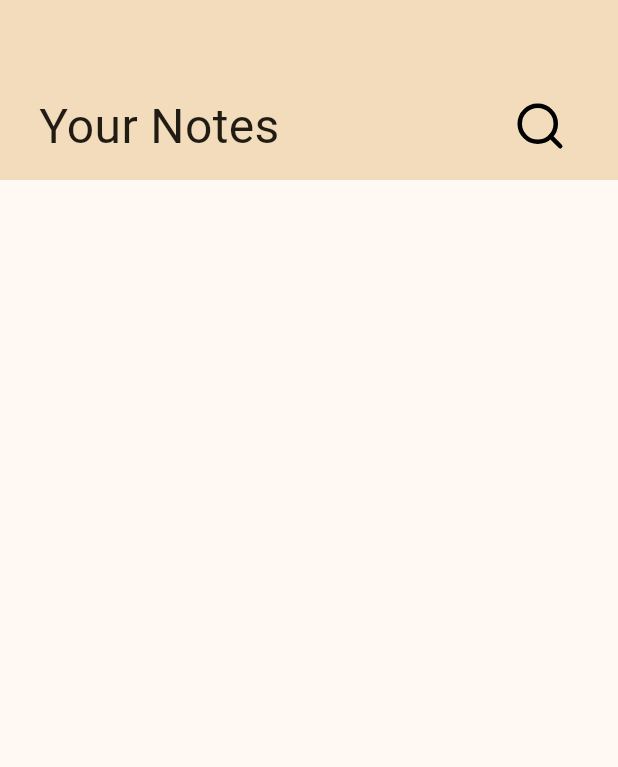
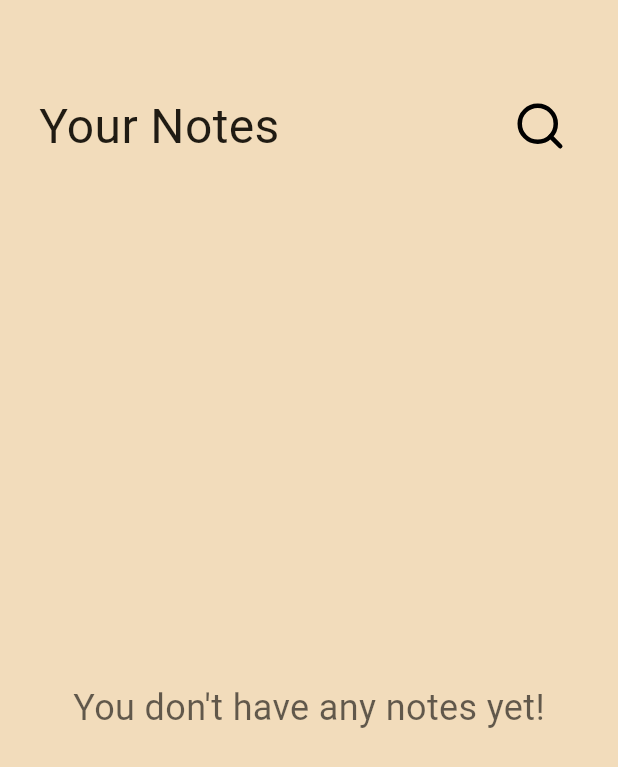
Before and after one commit to Dpbm/seshat, a Flutter app: the screen it shows after launch, on a phone screen of 412 x 824 dp. Shown: the top 767 px of the screen. Run offline on Flutter 3.47's test engine with Material 3 defaults, Android fonts, the phone set to English and light mode, and no system bars; our stand-ins replace flutter_svg.

Commit message:
added home body

```diff
--- a/lib/home.dart
+++ b/lib/home.dart
@@ -9,6 +9,9 @@ class Home extends StatelessWidget {
     final double heightMarginTop = MediaQuery.of(context).padding.top;
     final double height = MediaQuery.of(context).size.height - heightMarginTop;
     final double width = MediaQuery.of(context).size.width;
+
+    const double topBarSize = 120;
+    final double bodySize = height - topBarSize;
 
     return Scaffold(
       resizeToAvoidBottomInset: false,
@@ -24,7 +27,7 @@ class Home extends StatelessWidget {
         child: Column(
           children: [
             Container(
-                height: 120,
+                height: topBarSize,
                 color: Theme.of(context).colorScheme.primary,
                 child: Container(
                     margin: const EdgeInsets.fromLTRB(26, 10, 26, 10),
@@ -38,10 +41,26 @@ class Home extends StatelessWidget {
                             style:
                                 TextStyle(fontSize: 32, fontFamily: 'Roboto'),
                           ),
-                          IconButton(onPressed: () => {}, icon: search())
+                          IconButton(
+                              onPressed: () => {/*TODO add to search notes*/},
+                              icon: search())
                         ],
                       ),
-                    )))
+                    ))),
+            Container(
+                color: Theme.of(context).colorScheme.primary,
+                height: bodySize,
+                width: width,
+                padding: const EdgeInsets.fromLTRB(36, 16, 36, 16),
+                child: Align(
+                  //Change this, to check if the user has any notes
+                  alignment: Alignment.center,
+                  child: Text("You don't have any notes yet!",
+                      style: TextStyle(
+                          fontSize: 24,
+                          fontFamily: 'Roboto',
+                          color: Theme.of(context).colorScheme.shadow)),
+                )),
           ],
         ),
       ),
--- a/lib/main.dart
+++ b/lib/main.dart
@@ -16,10 +16,10 @@
       debugShowCheckedModeBanner: false,
       theme: ThemeData(
         colorScheme: ColorScheme.fromSeed(
-          seedColor: const Color.fromARGB(255, 242, 220, 187),
-          primary: const Color.fromARGB(255, 242, 220, 187),
-          secondary: const Color.fromARGB(255, 54, 78, 95),
-        ),
+            seedColor: const Color.fromARGB(255, 242, 220, 187),
+            primary: const Color.fromARGB(255, 242, 220, 187),
+            secondary: const Color.fromARGB(255, 54, 78, 95),
+            shadow: const Color.fromARGB(153, 0, 0, 0)),
       ),
       color: Theme.of(context).primaryColor,
       home: const Home(),
```
